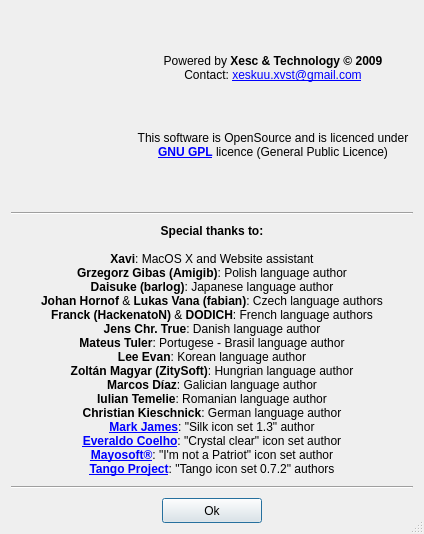
Before: the Qt Designer form ui/credits.ui in ckorn/xvst, drawn with Qt 5.
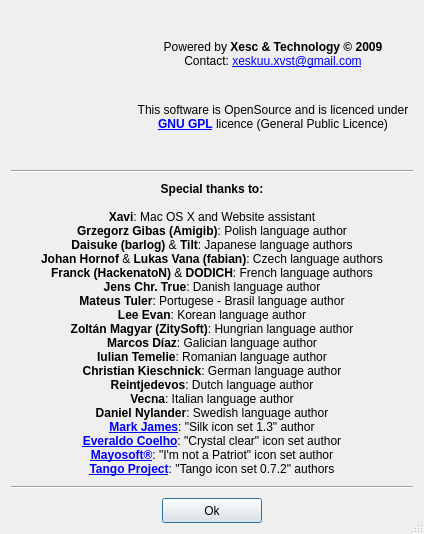
After: the same form once the commit is applied. Icons and pictures are not drawn.

Commit message: - Updated credits window

The edit to the form file:
```diff
--- a/ui/credits.ui
+++ b/ui/credits.ui
@@ -128,7 +128,7 @@
    <item row="2" column="0" colspan="3">
     <widget class="QLabel" name="lblCredits">
      <property name="text">
-      <string notr="true">&lt;b&gt;Special thanks to:&lt;/b&gt;&lt;br&gt;&lt;br&gt;&lt;b&gt;Xavi&lt;/b&gt;: MacOS X and Website assistant&lt;br&gt;&lt;b&gt;Grzegorz Gibas (Amigib)&lt;/b&gt;: Polish language author&lt;br&gt;&lt;b&gt;Daisuke (barlog)&lt;/b&gt;: Japanese language author&lt;br&gt;&lt;b&gt;Johan Hornof&lt;/b&gt;  &amp;amp; &lt;b&gt;Lukas Vana (fabian)&lt;/b&gt;: Czech language authors&lt;br&gt;&lt;b&gt;Franck (HackenatoN)&lt;/b&gt;  &amp;amp; &lt;b&gt;DODICH&lt;/b&gt;: French language authors&lt;br&gt;&lt;b&gt;Jens Chr. True&lt;/b&gt;: Danish language author&lt;br&gt;&lt;b&gt;Mateus Tuler&lt;/b&gt;: Portugese - Brasil language author&lt;br&gt;&lt;b&gt;Lee Evan&lt;/b&gt;: Korean language author&lt;br&gt;&lt;b&gt;Zoltán Magyar (ZitySoft)&lt;/b&gt;: Hungrian language author&lt;br&gt;&lt;b&gt;Marcos Díaz&lt;/b&gt;: Galician language author&lt;br&gt;&lt;b&gt;Iulian Temelie&lt;/b&gt;: Romanian language author&lt;br&gt;&lt;b&gt;Christian Kieschnick&lt;/b&gt;: German language author&lt;br&gt;&lt;b&gt;&lt;a href=&quot;http://www.famfamfam.com/&quot;&gt;Mark James&lt;/a&gt;&lt;/b&gt;: &quot;Silk icon set 1.3&quot; author&lt;br&gt;&lt;b&gt;&lt;a href=&quot;http://www.everaldo.com/&quot;&gt;Everaldo Coelho&lt;/a&gt;&lt;/b&gt;: &quot;Crystal clear&quot; icon set author&lt;br&gt;&lt;b&gt;&lt;a href=&quot;http://mayosoft.com.mx/studios/&quot;&gt;Mayosoft®&lt;/a&gt;&lt;/b&gt;: &quot;I'm not a Patriot&quot; icon set author&lt;br&gt;&lt;b&gt;&lt;a href=&quot;http://tango-project.org/&quot;&gt;Tango Project&lt;/a&gt;&lt;/b&gt;: &quot;Tango icon set 0.7.2&quot; authors</string>
+      <string notr="true">&lt;b&gt;Special thanks to:&lt;/b&gt;&lt;br&gt;&lt;br&gt;&lt;b&gt;Xavi&lt;/b&gt;: Mac OS X and Website assistant&lt;br&gt;&lt;b&gt;Grzegorz Gibas (Amigib)&lt;/b&gt;: Polish language author&lt;br&gt;&lt;b&gt;Daisuke (barlog)&lt;/b&gt;  &amp;amp; &lt;b&gt;Tilt&lt;/b&gt;: Japanese language authors&lt;br&gt;&lt;b&gt;Johan Hornof&lt;/b&gt;  &amp;amp; &lt;b&gt;Lukas Vana (fabian)&lt;/b&gt;: Czech language authors&lt;br&gt;&lt;b&gt;Franck (HackenatoN)&lt;/b&gt;  &amp;amp; &lt;b&gt;DODICH&lt;/b&gt;: French language authors&lt;br&gt;&lt;b&gt;Jens Chr. True&lt;/b&gt;: Danish language author&lt;br&gt;&lt;b&gt;Mateus Tuler&lt;/b&gt;: Portugese - Brasil language author&lt;br&gt;&lt;b&gt;Lee Evan&lt;/b&gt;: Korean language author&lt;br&gt;&lt;b&gt;Zoltán Magyar (ZitySoft)&lt;/b&gt;: Hungrian language author&lt;br&gt;&lt;b&gt;Marcos Díaz&lt;/b&gt;: Galician language author&lt;br&gt;&lt;b&gt;Iulian Temelie&lt;/b&gt;: Romanian language author&lt;br&gt;&lt;b&gt;Christian Kieschnick&lt;/b&gt;: German language author&lt;br&gt;&lt;b&gt;Reintjedevos&lt;/b&gt;: Dutch language author&lt;br&gt;&lt;b&gt;Vecna&lt;/b&gt;: Italian language author&lt;br&gt;&lt;b&gt;Daniel Nylander&lt;/b&gt;: Swedish language author&lt;br&gt;&lt;b&gt;&lt;a href=&quot;http://www.famfamfam.com/&quot;&gt;Mark James&lt;/a&gt;&lt;/b&gt;: &quot;Silk icon set 1.3&quot; author&lt;br&gt;&lt;b&gt;&lt;a href=&quot;http://www.everaldo.com/&quot;&gt;Everaldo Coelho&lt;/a&gt;&lt;/b&gt;: &quot;Crystal clear&quot; icon set author&lt;br&gt;&lt;b&gt;&lt;a href=&quot;http://mayosoft.com.mx/studios/&quot;&gt;Mayosoft®&lt;/a&gt;&lt;/b&gt;: &quot;I'm not a Patriot&quot; icon set author&lt;br&gt;&lt;b&gt;&lt;a href=&quot;http://tango-project.org/&quot;&gt;Tango Project&lt;/a&gt;&lt;/b&gt;: &quot;Tango icon set 0.7.2&quot; authors</string>
      </property>
      <property name="alignment">
       <set>Qt::AlignCenter</set>
```
